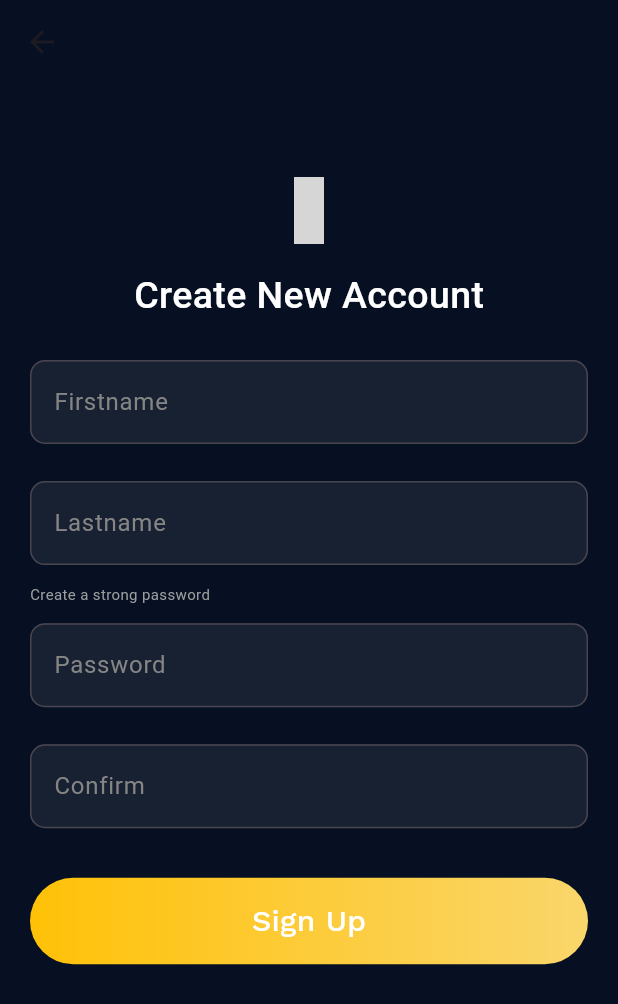
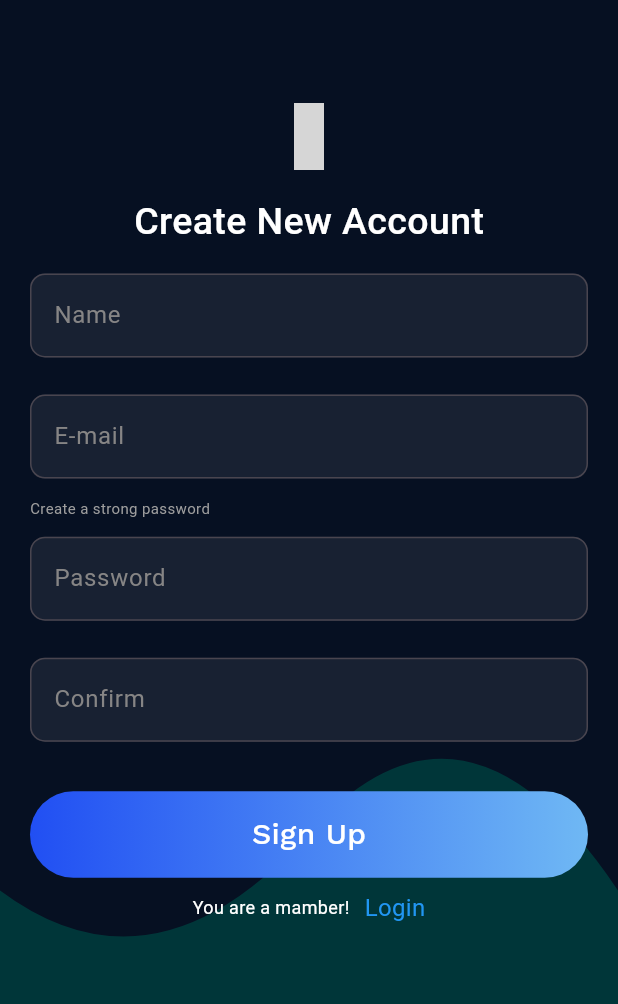
Before and after one commit to muhammed-ajmal1217/Shopsphere, a Flutter app: the screen it shows after launch, after a tap on "Sign Up", on a phone screen of 412 x 824 dp. Shown: the top 1004 px of the screen. Run offline on Flutter 3.47's test engine with Material 3 defaults, Android fonts, the phone set to English and light mode, and no system bars; our stand-ins replace cloud_firestore, firebase_auth, firebase_core, google_fonts, google_sign_in, iconsax; accounts and stored records are empty; network calls fail; Roboto replaces fonts that are missing (Ubuntu); grey boxes are pictures that could not be loaded.

Commit message:
email and google auth completed

```diff
--- /dev/null
+++ b/lib/helpers/custom_container.dart
@@ -0,0 +1,30 @@
+import 'package:flutter/material.dart';
+
+class WaveClipper extends CustomClipper<Path> {
+  @override
+  Path getClip(Size size) {
+    final path = Path()
+      ..moveTo(0, size.height)
+      ..lineTo(0, size.height * 0.7)
+      ..quadraticBezierTo(
+        size.width * 0.25,
+        size.height * 0.8,
+        size.width * 0.5,
+        size.height * 0.65,
+      )
+      ..quadraticBezierTo(
+        size.width * 0.75,
+        size.height * 0.5,
+        size.width,
+        size.height * 0.7,
+      )
+      ..lineTo(size.width, size.height)
+      ..close();
+    return path;
+  }
+
+  @override
+  bool shouldReclip(covariant CustomClipper<Path> oldClipper) {
+    return true;
+  }
+}
--- a/lib/main.dart
+++ b/lib/main.dart
@@ -2,7 +2,7 @@
 import 'package:firebase_core/firebase_core.dart';
 import 'package:flutter/material.dart';
 import 'package:myapp/firebase_options.dart';
-import 'package:myapp/views/login.dart';
+import 'package:myapp/views/main_page.dart';
 
 void main()async{
 
@@ -15,9 +15,9 @@ class MyApp extends StatelessWidget {
 
   @override
   Widget build(BuildContext context) {
-    return MaterialApp(
+    return const MaterialApp(
       debugShowCheckedModeBanner: false,
-      home: LoginPage(),
+      home: MainPage(),
     );
   }
 }
--- /dev/null
+++ b/lib/model/usermodel.dart
@@ -0,0 +1,25 @@
+class UserModel{
+  String? name;
+  String? email;
+  String? uid;
+  UserModel({
+    this.email,
+    this.uid,
+    this.name,
+  });
+ factory UserModel.fromJson(Map<String,dynamic> json){
+    return UserModel(
+      name: json['name'],
+      email: json['email'],
+      uid: json['uid']
+    );
+  }
+
+  Map<String,dynamic> toJson(){
+    return {
+      'name':name,
+      'email':email,
+      'uid':uid,
+    };
+  }
+}
--- /dev/null
+++ b/lib/views/auth_page.dart
@@ -0,0 +1,29 @@
+import 'package:flutter/material.dart';
+import 'package:myapp/views/login.dart';
+import 'package:myapp/views/signup.dart';
+
+class AuthPage extends StatefulWidget {
+   AuthPage({super.key});
+
+  @override
+  State<AuthPage> createState() => _AuthPageState();
+}
+
+class _AuthPageState extends State<AuthPage> {
+  bool showLoginPage = true;
+
+  @override
+  Widget build(BuildContext context) {
+    if (showLoginPage) {
+      return LoginPage(showRegisterPage: toggleScreen);
+    } else {
+      return SignUpPage(showLoginPage: toggleScreen);
+    }
+  }
+
+  void toggleScreen() {
+    setState(() {
+      showLoginPage = !showLoginPage;
+    });
+  }
+}
--- a/lib/views/login.dart
+++ b/lib/views/login.dart
@@ -2,44 +2,68 @@
 import 'package:flutter/material.dart';
 import 'package:google_fonts/google_fonts.dart';
 import 'package:iconsax/iconsax.dart';
+import 'package:myapp/helpers/custom_container.dart';
 import 'package:myapp/helpers/helpers.dart';
-import 'package:myapp/views/signup.dart';
+import 'package:myapp/services/auth_service.dart';
 
+// ignore: must_be_immutable
 class LoginPage extends StatefulWidget {
-  const LoginPage({super.key});
+  VoidCallback showRegisterPage;
+   LoginPage({super.key,required this.showRegisterPage});
 
   @override
   State<LoginPage> createState() => _LoginPageState();
 }
 
 class _LoginPageState extends State<LoginPage> {
-  TextEditingController nameController=TextEditingController();
+  TextEditingController emailController=TextEditingController();
   TextEditingController passwordController=TextEditingController();
+
+  @override
+  void dispose() {
+    emailController.dispose();
+    passwordController.dispose();
+    super.dispose();
+  }
   @override
   Widget build(BuildContext context) {
     var height=MediaQuery.of(context).size.height;
     var width=MediaQuery.of(context).size.width;
     return Scaffold(
-      backgroundColor: Color.fromARGB(255, 6, 16, 34),
-      body: Padding(
+      resizeToAvoidBottomInset: false,
+      backgroundColor: const Color.fromARGB(255, 6, 16, 34),
+      body: Stack(
+
+        children: [
+          ClipPath(
+            clipper: WaveClipper(),
+            child: Container(
+              height: height*1.5,
+              width: double.infinity,
+              color: const Color.fromARGB(255, 0, 54, 57)
+            ),
+          ),
+          Padding(
             padding: const EdgeInsets.only(left: 20,right: 20),
+            child: SingleChildScrollView(
               child: Column(
                 children: [
-            spacingHeight(80),
-            Center(child: Icon(Iconsax.security_safe,color: Colors.white,size: 60,)),
+                  spacingHeight(100),
+                  const Center(child: Icon(Iconsax.security_safe,color: Colors.white,size: 60,)),
                   spacingHeight(10),
                   Text('Welcome',style: GoogleFonts.ubuntu(color: Colors.white,fontSize: 30,fontWeight: FontWeight.w500),),
                   Text('Please enter your e-mail and password to Login',style: GoogleFonts.montserrat(color: const Color.fromARGB(255, 190, 189, 189),fontSize: 12),),
                   spacingHeight(30),
-            textFormField(controller: nameController,text: 'Email'),
+                  textFormField(controller: emailController,text: 'Email'),
                   spacingHeight(30),
-            textFormField(controller: nameController,text: 'Password'),
+                  textFormField(controller: passwordController,text: 'Password'),
                   spacingHeight(15),
                   Align(
                     alignment: Alignment.centerLeft,
                     child: Text('Forgot password?',style: GoogleFonts.montserrat(color: const Color.fromARGB(255, 190, 189, 189),fontSize: 12),)),
                   spacingHeight(15),
-            Container(
+                  InkWell(
+                    child: Container(
                       width: double.infinity,
                       height: height*0.07,
                       decoration: BoxDecoration(borderRadius: BorderRadius.circular(30),
@@ -47,28 +71,21 @@ class _LoginPageState extends State<LoginPage> {
                       ),
                       child: Center(child: Text('Login',style: GoogleFonts.workSans(color: Colors.white,fontSize: 20,fontWeight: FontWeight.w500),)),
                     ),
-            spacingHeight(25),
-            InkWell(
-              child: Container(
-                width: double.infinity,
-                height: height*0.07,
-                decoration: BoxDecoration(borderRadius: BorderRadius.circular(30),
-                gradient:signupGradient()
+                    onTap: () => AuthService().signIn(emailController.text.trim(), passwordController.text.trim())
                   ),
-                child: Center(child: Text('Sign Up',style: GoogleFonts.workSans(color: Colors.white,fontSize: 20,fontWeight: FontWeight.w500),)),
-              ),
-              onTap: () => Navigator.of(context).push(MaterialPageRoute(builder: (ctx)=>SignUpPage())),
-            ),
-            spacingHeight(10),
+                  spacingHeight(20),
                   Row(
                     mainAxisAlignment: MainAxisAlignment.center,
                     children: [
                       Text('Do you Have an Account?',style: GoogleFonts.workSans(color: Colors.grey,fontSize: 10,fontWeight: FontWeight.w500),),
-                spacingWidth(2),
-                Text('Sign Up',style: GoogleFonts.workSans(color: Colors.blue,fontSize: 10,fontWeight: FontWeight.w500),),
+                      spacingWidth(10),
+                      InkWell(
+                        onTap:  () => widget.showRegisterPage(),
+                        child: Text('Sign Up',style: GoogleFonts.workSans(color: Colors.blue,fontSize: 13,fontWeight: FontWeight.w500),)),
                     ],
                   ),
                   Text('Or Login with',style: GoogleFonts.workSans(color: Colors.grey,fontSize: 10,fontWeight: FontWeight.w500),),
+                  spacingHeight(10),
                   spacingHeight(10),
                   Row(
                     mainAxisAlignment: MainAxisAlignment.center,
@@ -77,15 +94,17 @@ class _LoginPageState extends State<LoginPage> {
                         height: height*0.07,
                         width:width*0.43 ,
                         decoration: BoxDecoration(
-                    color: Colors.white.withOpacity(0.1),
-                    borderRadius: BorderRadius.only(topLeft: Radius.circular(20),bottomLeft: Radius.circular(20))
+                          color: Colors.white.withOpacity(0.2),
+                          borderRadius: const BorderRadius.only(topLeft: Radius.circular(20),bottomLeft: Radius.circular(20))
                         ),
                         child: Row(
                           mainAxisAlignment: MainAxisAlignment.center,
                           children: [
                             Image.asset('assets/socialGoogle.png',height: height*0.04,),
                             spacingWidth(10),
-                      Text('Google',style: GoogleFonts.montserrat(color: Colors.white,fontSize: 18),)
+                            GestureDetector(
+                              onTap: () => AuthService().signInWithGoogle(),
+                              child: Text('Google',style: GoogleFonts.montserrat(color: Colors.white,fontSize: 18),))
                           ],
                         ),
                       ),
@@ -94,7 +113,7 @@ class _LoginPageState extends State<LoginPage> {
                         height: height*0.07,
                         width:width*0.43 ,
                         decoration: BoxDecoration(
-                    color: Colors.white.withOpacity(0.1),
+                          color: Colors.white.withOpacity(0.2),
                           borderRadius: BorderRadius.only(topRight: Radius.circular(20),bottomRight: Radius.circular(20))
                         ),
                         child: Row(
@@ -111,6 +130,10 @@ class _LoginPageState extends State<LoginPage> {
                 ],
               ),
             ),
+          ),
+        ],
+      ),
     );
   }
+
 }
--- /dev/null
+++ b/lib/views/main_page.dart
@@ -0,0 +1,24 @@
+import 'package:firebase_auth/firebase_auth.dart';
+import 'package:flutter/material.dart';
+import 'package:myapp/views/auth_page.dart';
+import 'package:myapp/views/home.dart';
+
+class MainPage extends StatelessWidget {
+  const MainPage({super.key});
+
+  @override
+  Widget build(BuildContext context) {
+    return Scaffold(
+      body: StreamBuilder<User?>(
+        stream: FirebaseAuth.instance.authStateChanges(),
+        builder: (context, snapshot) {
+          if(snapshot.hasData){
+            return HomePage();
+          }else{
+            return AuthPage();
+          }
+        },
+        )
+    );
+  }
+}
--- a/lib/views/signup.dart
+++ b/lib/views/signup.dart
@@ -1,60 +1,136 @@
 import 'package:flutter/material.dart';
 import 'package:google_fonts/google_fonts.dart';
 import 'package:iconsax/iconsax.dart';
+import 'package:myapp/helpers/custom_container.dart';
 import 'package:myapp/helpers/helpers.dart';
+import 'package:myapp/services/auth_service.dart';
 
-class SignUpPage extends StatelessWidget {
-   SignUpPage({super.key});
-  TextEditingController firstnameController=TextEditingController();
-  TextEditingController lastnameController=TextEditingController();
-  TextEditingController passwordController=TextEditingController();
-  TextEditingController confirmController=TextEditingController();
+// ignore: must_be_immutable
+class SignUpPage extends StatefulWidget {
+  VoidCallback showLoginPage;
+  SignUpPage({super.key, required this.showLoginPage});
+
+  @override
+  State<SignUpPage> createState() => _SignUpPageState();
+}
+
+class _SignUpPageState extends State<SignUpPage> {
+  TextEditingController nameController = TextEditingController();
+
+  TextEditingController emailController = TextEditingController();
+
+  TextEditingController passwordController = TextEditingController();
+
+  TextEditingController confirmController = TextEditingController();
+  @override
+  void dispose() {
+    nameController.dispose();
+    emailController.dispose();
+    passwordController.dispose();
+    confirmController.dispose();
+    super.dispose();
+  }
+
+  void signUp(context) {
+    if (passwordController.text != confirmController.text) {
+      ScaffoldMessenger.of(context)
+          .showSnackBar(SnackBar(content: Text('Not Match')));
+    }
+    AuthService().signUp(
+        emailController.text, passwordController.text, nameController.text);
+  }
 
   @override
   Widget build(BuildContext context) {
-    var height=MediaQuery.of(context).size.height;
-    var width=MediaQuery.of(context).size.width;
+    var height = MediaQuery.of(context).size.height;
     return Scaffold(
         appBar: AppBar(
-        backgroundColor: Color.fromARGB(255, 6, 16, 34) ,
+          backgroundColor: Color.fromARGB(255, 6, 16, 34),
         ),
         backgroundColor: Color.fromARGB(255, 6, 16, 34),
-      body: Padding(
-        padding: const EdgeInsets.only(left: 20,right: 20),
+        body: Stack(
+          children: [
+            ClipPath(
+              clipper: WaveClipper(),
+              child: Container(
+                height: height*1.5,
+              width: double.infinity,
+              color: Color.fromARGB(255, 0, 54, 57)
+              ),
+            ),
+            Padding(
+              padding: const EdgeInsets.only(left: 20, right: 20),
+              child: SingleChildScrollView(
                 child: Column(
                   children: [
-            spacingHeight(height*0.075),
-             Icon(Iconsax.user_add,color: Colors.white,size: 45,),
-            spacingHeight(height*0.020),
-             Text('Create New Account',style: GoogleFonts.ubuntu(color: Colors.white,fontSize: 25,fontWeight: FontWeight.w500),),
-             spacingWidth(width*0.030),
-            spacingHeight(height*0.030),
-            textFormField(controller:firstnameController,text: 'Firstname' ),
-            spacingHeight(height*0.030),
-            textFormField(controller:lastnameController,text: 'Lastname' ),
-            spacingHeight(height*0.015),
+                    spacingHeight(height * 0.015),
+                    Icon(
+                      Iconsax.user_add,
+                      color: Colors.white,
+                      size: 45,
+                    ),
+                    spacingHeight(height * 0.020),
+                    Text(
+                      'Create New Account',
+                      style: GoogleFonts.ubuntu(
+                          color: Colors.white,
+                          fontSize: 25,
+                          fontWeight: FontWeight.w500),
+                    ),
+                    spacingHeight(height * 0.02),
+                    textFormField(controller: nameController, text: 'Name'),
+                    spacingHeight(height * 0.030),
+                    textFormField(controller: emailController, text: 'E-mail'),
+                    spacingHeight(height * 0.015),
                     Align(
                         alignment: Alignment.centerLeft,
-              child: Text('Create a strong password',style: TextStyle(color: Colors.grey,fontSize: 10),)),
-            spacingHeight(height*0.015),
-            textFormField(controller:passwordController,text: 'Password' ),
-            spacingHeight(height*0.030),
-            textFormField(controller:confirmController,text: 'Confirm' ),
-            spacingHeight(height*0.040),
+                        child: Text(
+                          'Create a strong password',
+                          style: TextStyle(color: Colors.grey, fontSize: 10),
+                        )),
+                    spacingHeight(height * 0.015),
+                    textFormField(controller: passwordController, text: 'Password'),
+                    spacingHeight(height * 0.030),
+                    textFormField(controller: confirmController, text: 'Confirm'),
+                    spacingHeight(height * 0.040),
                     InkWell(
                         child: Container(
                           width: double.infinity,
-                height: height*0.07,
-                decoration: BoxDecoration(borderRadius: BorderRadius.circular(30),
-                gradient:loginGradient()
+                          height: height * 0.07,
+                          decoration: BoxDecoration(
+                              borderRadius: BorderRadius.circular(30),
+                              gradient: signupGradient()),
+                          child: Center(
+                              child: Text(
+                            'Sign Up',
+                            style: GoogleFonts.workSans(
+                                color: Colors.white,
+                                fontSize: 20,
+                                fontWeight: FontWeight.w500),
+                          )),
                         ),
-                child: Center(child: Text('Sign Up',style: GoogleFonts.workSans(color: Colors.white,fontSize: 20,fontWeight: FontWeight.w500),)),
+                        onTap: () {
+                          signUp(context);
+                        }),
+                        spacingHeight(height*0.010),
+                    Row(
+                      mainAxisAlignment: MainAxisAlignment.center,
+                      children: [
+                        Text('You are a mamber!',
+                            style: TextStyle(color: Colors.white,fontSize: 12)),
+                        spacingWidth(10),
+                        InkWell(
+                          child: Text('Login',
+                              style:TextStyle(color: Colors.blue,fontSize: 16)),
+                          onTap: () => widget.showLoginPage(),
+                        )
+                      ],
+                    )
+                  ],
                 ),
-              onTap: () => Navigator.of(context).push(MaterialPageRoute(builder: (ctx)=>SignUpPage())),
+              ),
             ),
           ],
-        ),
-      )
-    );
+        ));
   }
 }
```
Also changed, not shown: lib/services/auth_service.dart (added, +56 -0 lines), lib/views/home.dart (added, +25 -0 lines), pubspec.lock, 4 other files. Lines whose indentation alone changed are shown as unchanged.
